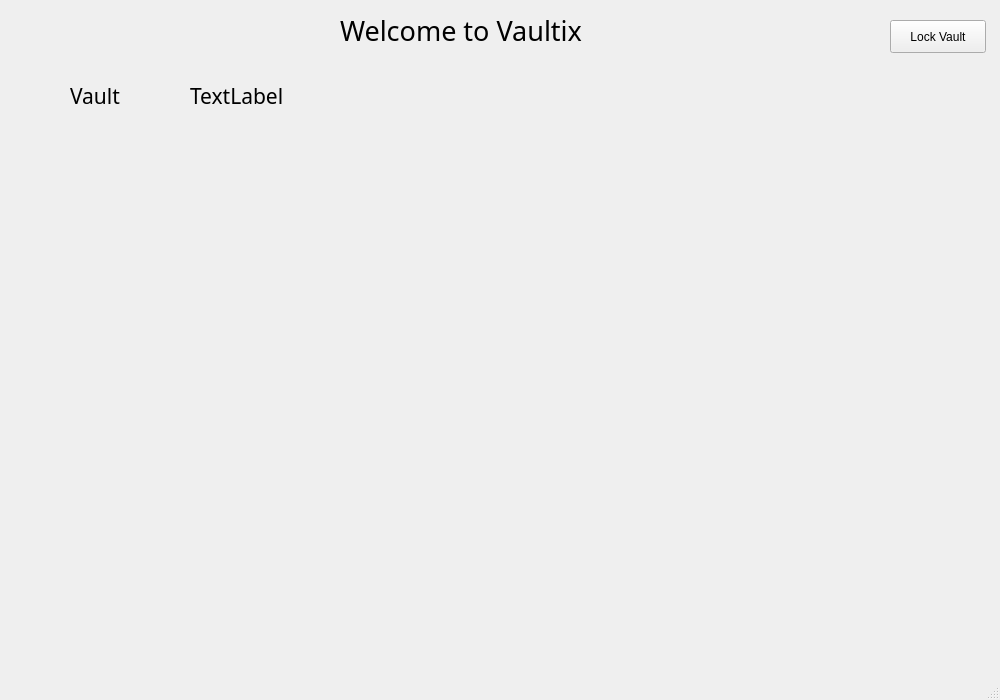
First picture: the form in ui/dashboard.ui, repository Haakim19/vaultix, before the edit.
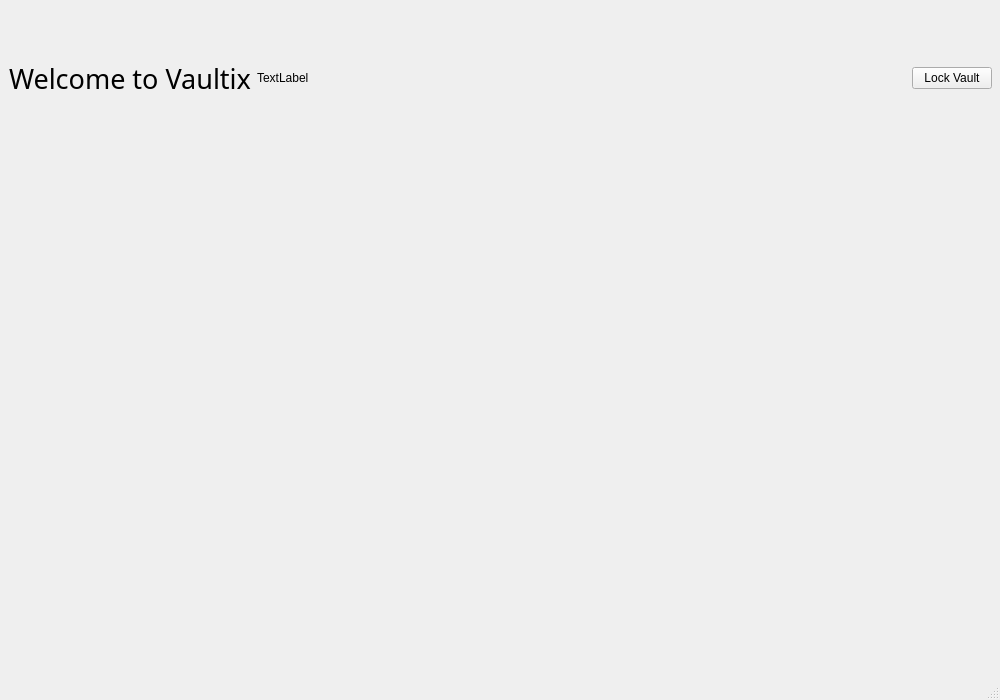
Second picture: the form after the edit.

Patch:
```diff
--- a/ui/dashboard.ui
+++ b/ui/dashboard.ui
@@ -14,15 +14,21 @@
    <string>MainWindow</string>
   </property>
   <widget class="QWidget" name="centralwidget">
-   <widget class="QLabel" name="welcomeLabel">
+   <widget class="QWidget" name="">
     <property name="geometry">
      <rect>
-      <x>340</x>
-      <y>10</y>
-      <width>251</width>
-      <height>41</height>
+      <x>0</x>
+      <y>0</y>
+      <width>1001</width>
+      <height>641</height>
      </rect>
     </property>
+    <layout class="QVBoxLayout" name="verticalLayout_2">
+     <item>
+      <widget class="QWidget" name="topbar" native="true">
+       <layout class="QHBoxLayout" name="horizontalLayout_4">
+        <item>
+         <widget class="QLabel" name="appTitleLabel">
     <property name="minimumSize">
      <size>
       <width>121</width>
@@ -39,56 +45,47 @@
      <string>Welcome to Vaultix</string>
     </property>
    </widget>
-   <widget class="QLabel" name="label">
-    <property name="geometry">
-     <rect>
-      <x>70</x>
-      <y>80</y>
-      <width>101</width>
-      <height>31</height>
-     </rect>
-    </property>
-    <property name="font">
-     <font>
-      <family>Sans Serif</family>
-      <pointsize>16</pointsize>
-     </font>
-    </property>
-    <property name="text">
-     <string>Vault</string>
-    </property>
-   </widget>
+        </item>
+        <item>
    <widget class="QLabel" name="vaultLabel">
-    <property name="geometry">
-     <rect>
-      <x>190</x>
-      <y>80</y>
-      <width>101</width>
-      <height>31</height>
-     </rect>
-    </property>
-    <property name="font">
-     <font>
-      <family>Sans Serif</family>
-      <pointsize>16</pointsize>
-     </font>
-    </property>
     <property name="text">
      <string>TextLabel</string>
     </property>
    </widget>
-   <widget class="QPushButton" name="lockVaultButton">
-    <property name="geometry">
-     <rect>
-      <x>890</x>
-      <y>20</y>
-      <width>96</width>
-      <height>33</height>
-     </rect>
-    </property>
+        </item>
+        <item>
+         <spacer name="horizontalSpacer_2">
+          <property name="orientation">
+           <enum>Qt::Orientation::Horizontal</enum>
+          </property>
+          <property name="sizeHint" stdset="0">
+           <size>
+            <width>40</width>
+            <height>20</height>
+           </size>
+          </property>
+         </spacer>
+        </item>
+        <item>
+         <widget class="QPushButton" name="lockVault">
     <property name="text">
      <string>Lock Vault</string>
     </property>
+         </widget>
+        </item>
+       </layout>
+      </widget>
+     </item>
+     <item>
+      <widget class="QWidget" name="leftPanel" native="true"/>
+     </item>
+     <item>
+      <widget class="QWidget" name="middlePanel" native="true"/>
+     </item>
+     <item>
+      <widget class="QWidget" name="rightPanel" native="true"/>
+     </item>
+    </layout>
    </widget>
   </widget>
   <widget class="QMenuBar" name="menubar">
```
Lines whose indentation alone changed are shown as unchanged.
